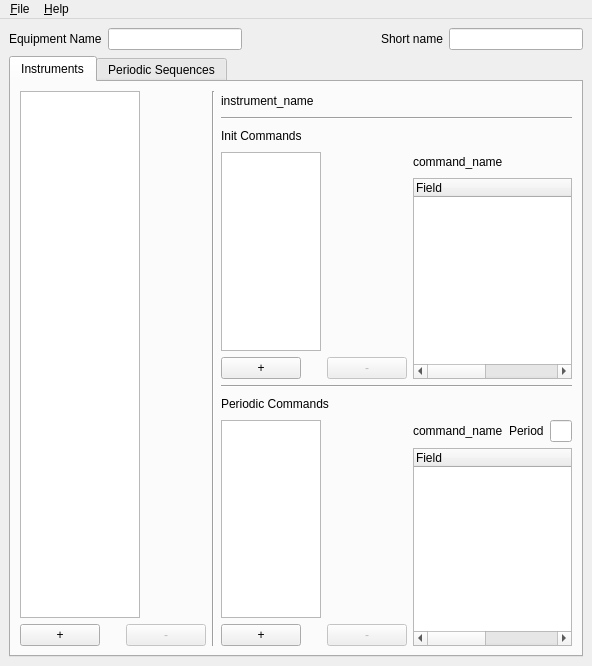
Above: ui/equipmenteditor_mainwindow.ui from xbosch/gdais before the change. Below: the same form after it.
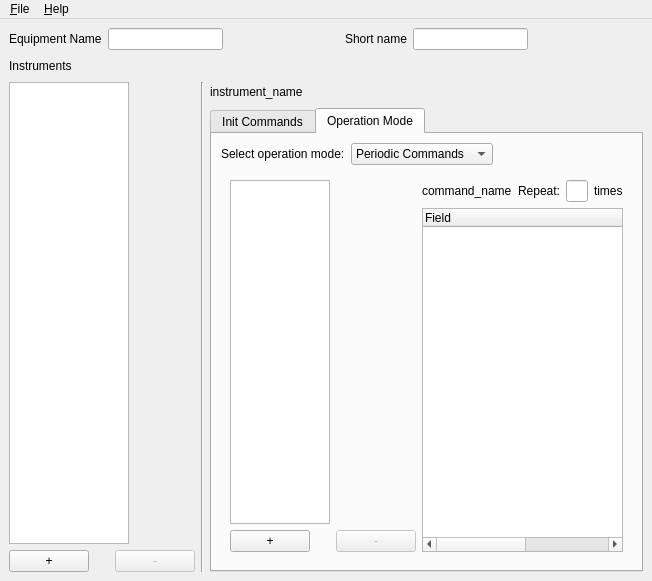
That is the form after the change. The open tabs and pages were chosen to show the change.

Commit message: Improved Equipment editor interface.

The edit to the form file:
```diff
--- a/ui/equipmenteditor_mainwindow.ui
+++ b/ui/equipmenteditor_mainwindow.ui
@@ -6,18 +6,18 @@
    <rect>
     <x>0</x>
     <y>0</y>
-    <width>532</width>
-    <height>666</height>
+    <width>622</width>
+    <height>581</height>
    </rect>
   </property>
   <property name="windowTitle">
    <string>Equipment Editor</string>
   </property>
   <widget class="QWidget" name="centralWidget">
-   <layout class="QVBoxLayout" name="verticalLayout">
+   <layout class="QVBoxLayout" name="verticalLayout_8">
     <item>
-     <layout class="QGridLayout" name="gridLayout">
-      <item row="0" column="0">
+     <layout class="QHBoxLayout" name="horizontalLayout_7">
+      <item>
        <widget class="QLabel" name="label">
         <property name="text">
          <string>Equipment Name</string>
@@ -27,14 +27,14 @@
         </property>
        </widget>
       </item>
-      <item row="0" column="1">
+      <item>
        <widget class="QLineEdit" name="equipment_name">
         <property name="text">
          <string/>
         </property>
        </widget>
       </item>
-      <item row="0" column="2">
+      <item>
        <spacer name="horizontalSpacer">
         <property name="orientation">
          <enum>Qt::Horizontal</enum>
@@ -47,7 +47,7 @@
         </property>
        </spacer>
       </item>
-      <item row="0" column="3">
+      <item>
        <widget class="QLabel" name="label_2">
         <property name="text">
          <string>Short name</string>
@@ -57,25 +57,51 @@
         </property>
        </widget>
       </item>
-      <item row="0" column="4">
+      <item>
        <widget class="QLineEdit" name="equipment_short_name"/>
       </item>
+      <item>
+       <spacer name="horizontalSpacer_5">
+        <property name="orientation">
+         <enum>Qt::Horizontal</enum>
+        </property>
+        <property name="sizeHint" stdset="0">
+         <size>
+          <width>40</width>
+          <height>20</height>
+         </size>
+        </property>
+       </spacer>
+      </item>
      </layout>
     </item>
     <item>
-     <widget class="QTabWidget" name="tabWidget">
-      <property name="toolTip">
-       <string/>
-      </property>
-      <property name="currentIndex">
-       <number>0</number>
-      </property>
-      <widget class="QWidget" name="instruments">
-       <attribute name="title">
-        <string>Instruments</string>
-       </attribute>
        <layout class="QHBoxLayout" name="horizontalLayout_4">
         <item>
+       <widget class="QLabel" name="label_3">
+        <property name="text">
+         <string>Instruments</string>
+        </property>
+       </widget>
+      </item>
+      <item>
+       <spacer name="horizontalSpacer_4">
+        <property name="orientation">
+         <enum>Qt::Horizontal</enum>
+        </property>
+        <property name="sizeHint" stdset="0">
+         <size>
+          <width>40</width>
+          <height>20</height>
+         </size>
+        </property>
+       </spacer>
+      </item>
+     </layout>
+    </item>
+    <item>
+     <layout class="QHBoxLayout" name="horizontalLayout_6">
+      <item>
          <layout class="QVBoxLayout" name="verticalLayout_7">
           <item>
            <widget class="QListWidget" name="instruments_list">
@@ -169,37 +195,11 @@
            </layout>
           </item>
           <item>
-           <widget class="Line" name="line_2">
-            <property name="orientation">
-             <enum>Qt::Horizontal</enum>
-            </property>
-           </widget>
-          </item>
-          <item>
-           <layout class="QHBoxLayout" name="horizontalLayout_8">
-            <item>
-             <widget class="QLabel" name="label_13">
-              <property name="text">
+         <widget class="QTabWidget" name="tabWidget">
+          <widget class="QWidget" name="init_commands_tab">
+           <attribute name="title">
                <string>Init Commands</string>
-              </property>
-             </widget>
-            </item>
-            <item>
-             <spacer name="horizontalSpacer_10">
-              <property name="orientation">
-               <enum>Qt::Horizontal</enum>
-              </property>
-              <property name="sizeHint" stdset="0">
-               <size>
-                <width>168</width>
-                <height>20</height>
-               </size>
-              </property>
-             </spacer>
-            </item>
-           </layout>
-          </item>
-          <item>
+           </attribute>
            <layout class="QHBoxLayout" name="horizontalLayout">
             <item>
              <layout class="QVBoxLayout" name="verticalLayout_3">
@@ -310,32 +310,49 @@
              </layout>
             </item>
            </layout>
-          </item>
+          </widget>
+          <widget class="QWidget" name="operation_mode_tab">
+           <attribute name="title">
+            <string>Operation Mode</string>
+           </attribute>
+           <layout class="QVBoxLayout" name="verticalLayout">
           <item>
-           <widget class="Line" name="line_3">
-            <property name="orientation">
-             <enum>Qt::Horizontal</enum>
+             <layout class="QHBoxLayout" name="horizontalLayout_5">
+              <item>
+               <widget class="QLabel" name="label_4">
+                <property name="text">
+                 <string>Select operation mode:</string>
             </property>
            </widget>
           </item>
           <item>
-           <layout class="QHBoxLayout" name="horizontalLayout_11">
+               <widget class="QComboBox" name="operation_mode">
             <item>
-             <widget class="QLabel" name="label_14">
               <property name="text">
                <string>Periodic Commands</string>
               </property>
+                </item>
+                <item>
+                 <property name="text">
+                  <string>Time Sequences</string>
+                 </property>
+                </item>
+                <item>
+                 <property name="text">
+                  <string>Blocking Sequences</string>
+                 </property>
+                </item>
              </widget>
             </item>
             <item>
-             <spacer name="horizontalSpacer_11">
+               <spacer name="horizontalSpacer_6">
               <property name="orientation">
                <enum>Qt::Horizontal</enum>
               </property>
               <property name="sizeHint" stdset="0">
                <size>
-                <width>168</width>
-                <height>20</height>
+                  <width>37</width>
+                  <height>22</height>
                </size>
               </property>
              </spacer>
@@ -343,7 +360,9 @@
            </layout>
           </item>
           <item>
-           <layout class="QHBoxLayout" name="horizontalLayout_2">
+             <widget class="QStackedWidget" name="operation_mode_stack">
+              <widget class="QWidget" name="periodic_commands_page">
+               <layout class="QHBoxLayout" name="horizontalLayout_9">
             <item>
              <layout class="QVBoxLayout" name="verticalLayout_4">
               <item>
@@ -412,7 +431,7 @@
                   </property>
                   <property name="sizeHint" stdset="0">
                    <size>
-                    <width>40</width>
+                        <width>100</width>
                     <height>20</height>
                    </size>
                   </property>
@@ -421,10 +440,7 @@
                 <item row="0" column="2">
                  <widget class="QLabel" name="label_6">
                   <property name="text">
-                   <string>Period</string>
-                  </property>
-                  <property name="buddy">
-                   <cstring>equipment_short_name</cstring>
+                       <string>Period:</string>
                   </property>
                  </widget>
                 </item>
@@ -466,18 +482,274 @@
              </layout>
             </item>
            </layout>
-          </item>
+              </widget>
+              <widget class="QWidget" name="time_sequences_page">
+               <layout class="QHBoxLayout" name="horizontalLayout_2">
+                <item>
+                 <layout class="QVBoxLayout" name="verticalLayout_10">
+                  <item>
+                   <widget class="QListWidget" name="time_sequences_list">
+                    <property name="sizePolicy">
+                     <sizepolicy hsizetype="Fixed" vsizetype="Expanding">
+                      <horstretch>0</horstretch>
+                      <verstretch>0</verstretch>
+                     </sizepolicy>
+                    </property>
+                    <property name="maximumSize">
+                     <size>
+                      <width>100</width>
+                      <height>16777215</height>
+                     </size>
+                    </property>
+                   </widget>
+                  </item>
+                  <item>
+                   <layout class="QHBoxLayout" name="horizontalLayout_15">
+                    <item>
+                     <widget class="QPushButton" name="time_sequences_add">
+                      <property name="text">
+                       <string>+</string>
+                      </property>
+                     </widget>
+                    </item>
+                    <item>
+                     <spacer name="horizontalSpacer_17">
+                      <property name="orientation">
+                       <enum>Qt::Horizontal</enum>
+                      </property>
+                      <property name="sizeType">
+                       <enum>QSizePolicy::Minimum</enum>
+                      </property>
+                      <property name="sizeHint" stdset="0">
+                       <size>
+                        <width>20</width>
+                        <height>20</height>
+                       </size>
+                      </property>
+                     </spacer>
+                    </item>
+                    <item>
+                     <widget class="QPushButton" name="time_sequences_delete">
+                      <property name="enabled">
+                       <bool>false</bool>
+                      </property>
+                      <property name="text">
+                       <string>-</string>
+                      </property>
+                     </widget>
+                    </item>
          </layout>
         </item>
        </layout>
-      </widget>
-      <widget class="QWidget" name="periodic_sequences">
-       <attribute name="title">
-        <string>Periodic Sequences</string>
-       </attribute>
-       <layout class="QVBoxLayout" name="verticalLayout_8"/>
-      </widget>
-     </widget>
+                </item>
+                <item>
+                 <layout class="QVBoxLayout" name="verticalLayout_9">
+                  <item>
+                   <layout class="QGridLayout" name="gridLayout_4">
+                    <item row="0" column="1">
+                     <spacer name="horizontalSpacer_7">
+                      <property name="orientation">
+                       <enum>Qt::Horizontal</enum>
+                      </property>
+                      <property name="sizeHint" stdset="0">
+                       <size>
+                        <width>100</width>
+                        <height>20</height>
+                       </size>
+                      </property>
+                     </spacer>
+                    </item>
+                    <item row="0" column="2">
+                     <widget class="QLabel" name="label_8">
+                      <property name="text">
+                       <string>Duration:</string>
+                      </property>
+                     </widget>
+                    </item>
+                    <item row="0" column="3">
+                     <widget class="QLineEdit" name="time_sequence_duration"/>
+                    </item>
+                    <item row="0" column="0">
+                     <widget class="QLabel" name="time_sequence_name">
+                      <property name="text">
+                       <string>command_name</string>
+                      </property>
+                     </widget>
+                    </item>
+                    <item row="0" column="4">
+                     <widget class="QLabel" name="label_10">
+                      <property name="text">
+                       <string>ms</string>
+                      </property>
+                     </widget>
+                    </item>
+                   </layout>
+                  </item>
+                  <item>
+                   <widget class="QTreeWidget" name="time_sequence_values">
+                    <property name="rootIsDecorated">
+                     <bool>false</bool>
+                    </property>
+                    <attribute name="headerDefaultSectionSize">
+                     <number>250</number>
+                    </attribute>
+                    <attribute name="headerDefaultSectionSize">
+                     <number>250</number>
+                    </attribute>
+                    <column>
+                     <property name="text">
+                      <string>Field</string>
+                     </property>
+                    </column>
+                    <column>
+                     <property name="text">
+                      <string>Value</string>
+                     </property>
+                    </column>
+                   </widget>
+                  </item>
+                 </layout>
+                </item>
+               </layout>
+              </widget>
+              <widget class="QWidget" name="blocking_sequences_page">
+               <layout class="QHBoxLayout" name="horizontalLayout_8">
+                <item>
+                 <layout class="QVBoxLayout" name="verticalLayout_12">
+                  <item>
+                   <widget class="QListWidget" name="blocking_sequences_list">
+                    <property name="sizePolicy">
+                     <sizepolicy hsizetype="Fixed" vsizetype="Expanding">
+                      <horstretch>0</horstretch>
+                      <verstretch>0</verstretch>
+                     </sizepolicy>
+                    </property>
+                    <property name="maximumSize">
+                     <size>
+                      <width>100</width>
+                      <height>16777215</height>
+                     </size>
+                    </property>
+                   </widget>
+                  </item>
+                  <item>
+                   <layout class="QHBoxLayout" name="horizontalLayout_16">
+                    <item>
+                     <widget class="QPushButton" name="blocking_sequences_add">
+                      <property name="text">
+                       <string>+</string>
+                      </property>
+                     </widget>
+                    </item>
+                    <item>
+                     <spacer name="horizontalSpacer_18">
+                      <property name="orientation">
+                       <enum>Qt::Horizontal</enum>
+                      </property>
+                      <property name="sizeType">
+                       <enum>QSizePolicy::Minimum</enum>
+                      </property>
+                      <property name="sizeHint" stdset="0">
+                       <size>
+                        <width>20</width>
+                        <height>20</height>
+                       </size>
+                      </property>
+                     </spacer>
+                    </item>
+                    <item>
+                     <widget class="QPushButton" name="blocking_sequences_delete">
+                      <property name="enabled">
+                       <bool>false</bool>
+                      </property>
+                      <property name="text">
+                       <string>-</string>
+                      </property>
+                     </widget>
+                    </item>
+                   </layout>
+                  </item>
+                 </layout>
+                </item>
+                <item>
+                 <layout class="QVBoxLayout" name="verticalLayout_11">
+                  <item>
+                   <layout class="QGridLayout" name="gridLayout_5">
+                    <item row="0" column="1">
+                     <spacer name="horizontalSpacer_8">
+                      <property name="orientation">
+                       <enum>Qt::Horizontal</enum>
+                      </property>
+                      <property name="sizeHint" stdset="0">
+                       <size>
+                        <width>100</width>
+                        <height>0</height>
+                       </size>
+                      </property>
+                     </spacer>
+                    </item>
+                    <item row="0" column="2">
+                     <widget class="QLabel" name="label_7">
+                      <property name="text">
+                       <string>Repeat:</string>
+                      </property>
+                     </widget>
+                    </item>
+                    <item row="0" column="3">
+                     <widget class="QLineEdit" name="blocking_sequence_repeat"/>
+                    </item>
+                    <item row="0" column="0">
+                     <widget class="QLabel" name="blocking_sequence_name">
+                      <property name="text">
+                       <string>command_name</string>
+                      </property>
+                     </widget>
+                    </item>
+                    <item row="0" column="4">
+                     <widget class="QLabel" name="label_9">
+                      <property name="text">
+                       <string>times</string>
+                      </property>
+                     </widget>
+                    </item>
+                   </layout>
+                  </item>
+                  <item>
+                   <widget class="QTreeWidget" name="blocking_sequence_values">
+                    <property name="rootIsDecorated">
+                     <bool>false</bool>
+                    </property>
+                    <attribute name="headerDefaultSectionSize">
+                     <number>250</number>
+                    </attribute>
+                    <attribute name="headerDefaultSectionSize">
+                     <number>250</number>
+                    </attribute>
+                    <column>
+                     <property name="text">
+                      <string>Field</string>
+                     </property>
+                    </column>
+                    <column>
+                     <property name="text">
+                      <string>Value</string>
+                     </property>
+                    </column>
+                   </widget>
+                  </item>
+                 </layout>
+                </item>
+               </layout>
+              </widget>
+             </widget>
+            </item>
+           </layout>
+          </widget>
+         </widget>
+        </item>
+       </layout>
+      </item>
+     </layout>
     </item>
    </layout>
   </widget>
@@ -486,7 +758,7 @@
     <rect>
      <x>0</x>
      <y>0</y>
-     <width>532</width>
+     <width>622</width>
      <height>23</height>
     </rect>
    </property>
```
Left out of the diff: 39 changed lines with no effect on the pictures. Lines whose indentation alone changed are shown as unchanged. The commit also changes 4 other files.
